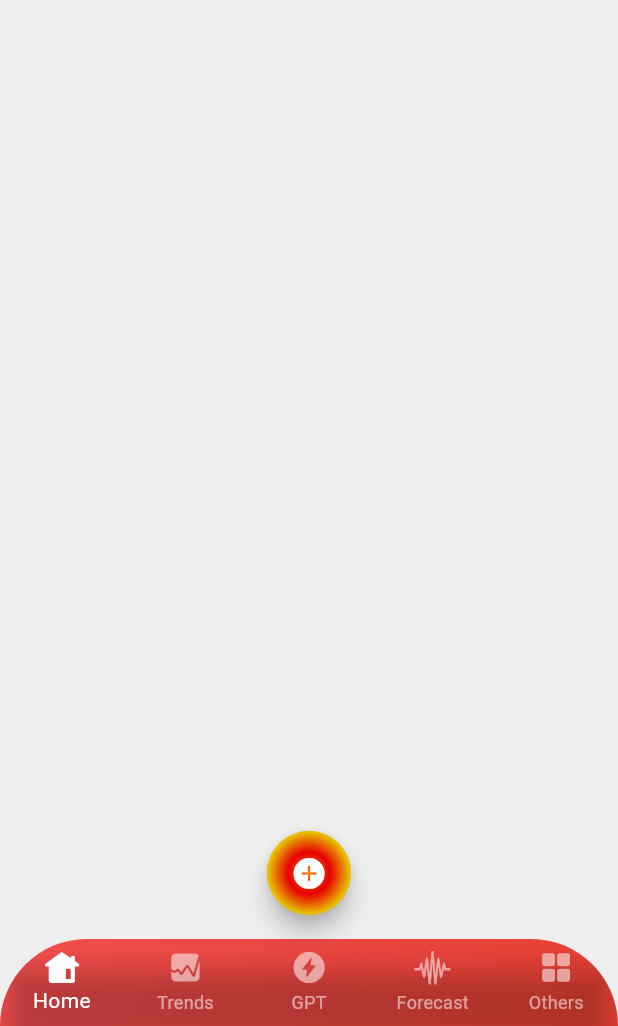
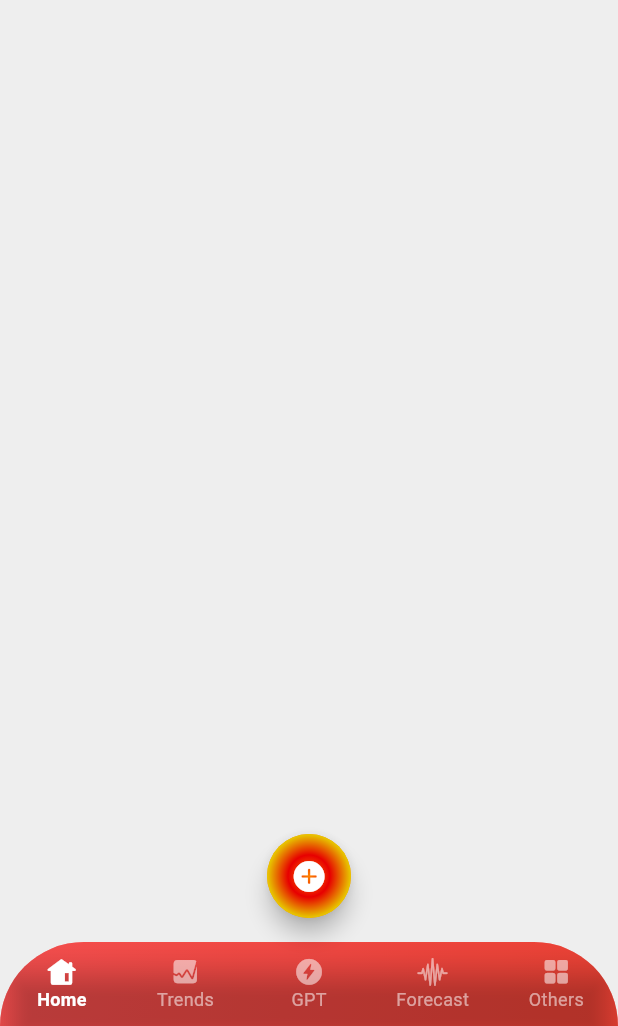
Before and after one commit to donyelqt/pera-pinoy, a Flutter app: the screen it shows after launch, on a phone screen of 412 x 824 dp, the part 210-1236 px from its top. Run offline on Flutter 3.47's test engine with Material 3 defaults, Android fonts, the phone set to English and light mode, and no system bars.

Commit message:
"Updated BottomNavigationBar properties and items in HomeScreen"

```diff
--- a/lib/screens/home/views/home_screen.dart
+++ b/lib/screens/home/views/home_screen.dart
@@ -33,20 +33,28 @@ class HomeScreen extends StatelessWidget {
                 Colors.transparent, // Transparent so gradient shows
             selectedItemColor: Colors.white,
             unselectedItemColor: Colors.white54,
-            type: BottomNavigationBarType.fixed, // Correct placement
+            type: BottomNavigationBarType.fixed,
+            iconSize: 20.0,
+            selectedLabelStyle: TextStyle(
+              fontSize: 12.0, // Customize the text size for the selected label
+              fontWeight:
+                  FontWeight.bold, // You can also customize other properties
+            ),
+            unselectedLabelStyle: TextStyle(
+              fontSize:
+                  12.0, // Customize the text size for the unselected label
+              fontWeight: FontWeight.normal,
+            ), // Correct placement
             items: const [
               BottomNavigationBarItem(
-                  icon: Icon(CupertinoIcons.house_alt_fill),
-                  label: 'Home'),
+                  icon: Icon(CupertinoIcons.house_alt_fill), label: 'Home'),
               BottomNavigationBarItem(
                   icon: Icon(CupertinoIcons.graph_square_fill),
                   label: 'Trends'),
               BottomNavigationBarItem(
-                  icon: Icon(CupertinoIcons.bolt_circle_fill),
-                  label: 'GPT'),
+                  icon: Icon(CupertinoIcons.bolt_circle_fill), label: 'GPT'),
               BottomNavigationBarItem(
-                  icon: Icon(CupertinoIcons.waveform_path),
-                  label: 'Forecast'),
+                  icon: Icon(CupertinoIcons.waveform_path), label: 'Forecast'),
               BottomNavigationBarItem(
                   icon: Icon(CupertinoIcons.square_grid_2x2_fill),
                   label: 'Others'),
```
